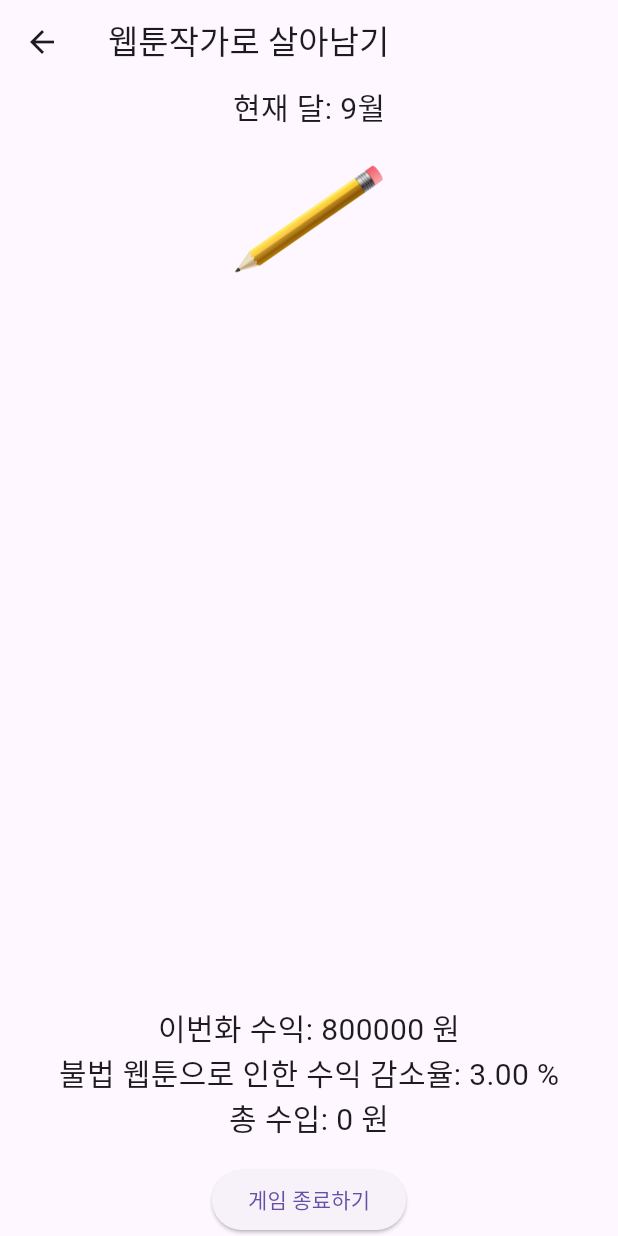
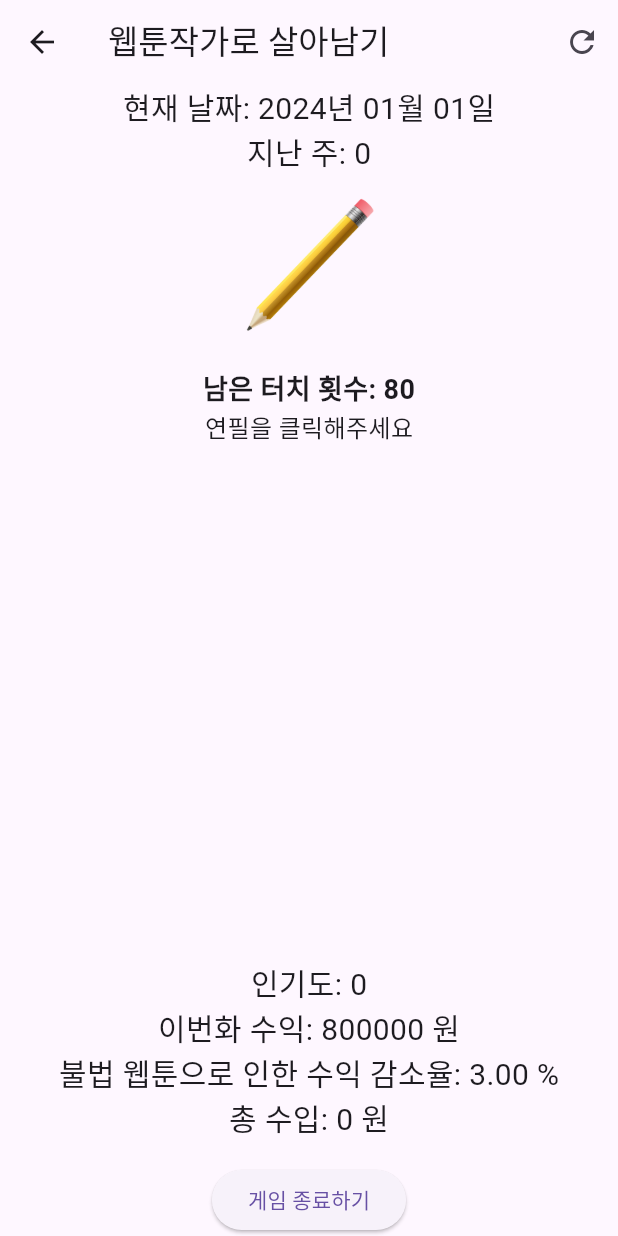
Before and after one commit to EXPOIR0405/-_-, a Flutter app: the GameScreen screen opened directly, on a phone screen of 412 x 824 dp. Run offline on Flutter 3.47's test engine with Material 3 defaults, Android fonts, the phone set to English and light mode, and no system bars.

Commit message:
수정 1

```diff
--- a/lib/game_screen.dart
+++ b/lib/game_screen.dart
@@ -4,18 +4,21 @@ import 'package:intl/intl.dart'; // 날짜 포맷
 import 'package:intl/date_symbol_data_local.dart'; // 추가
 import 'ending_screen.dart'; // 엔딩 화면으로 이동하기 위한 import
 
-
 class GameScreen extends StatefulWidget {
   @override
   _GameScreenState createState() => _GameScreenState();
 }
 
-class _GameScreenState extends State<GameScreen> {
+class _GameScreenState extends State<GameScreen> with SingleTickerProviderStateMixin {
   Player player = Player(); // 플레이어 정보
   int touchCount = 0;
   int requiredTouches = 80;
-  double pencilPosition = 0.0; // 연필의 위치를 조정하기 위한 변수
   double opacity = 0.0; // 이미지 서서히 나타나게 하기 위한 변수
+  late AnimationController _controller;
+  late Animation<double> _animation;
+  String currentImage = 'assets/webtoon_drawing1.png'; // 현재 그리는 이미지
+  DateTime currentDate = DateTime(DateTime.now().year, 1, 1); // 1월 1일부터 시작
+  int weeksPassed = 0;
 
   List<String> imagePaths = [
     'assets/webtoon_drawing1.png', // 그림 파일 경로
@@ -39,17 +42,54 @@ class _GameScreenState extends State<GameScreen> {
     setState(() {
       if (touchCount < requiredTouches) {
         touchCount++;
-        pencilPosition += 10.0; // 연필의 위치를 변화시켜 움직이는 효과
-        opacity += 1.0 / imagePaths.length; // 클릭할 때마다 이미지가 서서히 나타남
-        player.drawFrame(); // 수익 및 인기도 갱신
+        _controller.forward(from: 0.0);
       }
+      if (touchCount == requiredTouches) {
+        // 한 화가 완성되면 수익 계산 및 상태 업데이트
+        player.calculateIncome();
+        player.popularity += 1;
+        player.illegalLossRate += 0.03;
+        currentImage = imagePaths[imagePaths.indexOf(currentImage) + 1 % imagePaths.length];
+        touchCount = 0;
+        weeksPassed++;
+        currentDate = currentDate.add(Duration(days: 7));
+      }
+    });
+  }
+
+  void _resetGame() {
+    setState(() {
+      player = Player();
+      touchCount = 0;
+      weeksPassed = 0;
+      currentDate = DateTime(DateTime.now().year, 1, 1);
+      currentImage = imagePaths[0];
     });
   }
 
   @override
   void initState() {
     super.initState();
-    initializeDateFormatting('ko_KR', null); // 추가
+    initializeDateFormatting('ko_KR', null);
+    player.income = 800000; // 기본 수입 설정
+    _controller = AnimationController(
+      duration: const Duration(milliseconds: 500),
+      vsync: this,
+    );
+    _animation = Tween<double>(begin: -0.2, end: 0.2).animate(_controller) // 회전 각도 변경
+      ..addListener(() {
+        setState(() {});
+      });
+  }
+
+  String getCurrentDate() {
+    return DateFormat('yyyy년 MM월 dd일', 'ko_KR').format(currentDate);
+  }
+
+  @override
+  void dispose() {
+    _controller.dispose();
+    super.dispose();
   }
 
   String getCurrentMonth() {
@@ -62,34 +102,51 @@ class _GameScreenState extends State<GameScreen> {
     return Scaffold(
       appBar: AppBar(
         title: Text('웹툰작가로 살아남기'),
+        actions: [
+          IconButton(
+            icon: Icon(Icons.refresh),
+            onPressed: _resetGame,
+            tooltip: '게임 초기화',
+          ),
+        ],
       ),
       body: Column(
         children: [
-          // 현재 달 표시
-          Text('현재 달: ${getCurrentMonth()}', style: TextStyle(fontSize: 20)),
+          Text('현재 날짜: ${getCurrentDate()}', style: TextStyle(fontSize: 20)),
+          Text('지난 주: $weeksPassed', style: TextStyle(fontSize: 20)),
           SizedBox(height: 10),
 
-          // 연필 클릭 애니메이션
           GestureDetector(
             onTap: _onPencilTap,
-            child: AnimatedContainer(
-              duration: Duration(milliseconds: 500),
-              transform: Matrix4.translationValues(pencilPosition, 0, 0),
-              child: Image.asset(
-                'assets/pencil.png', // 연필 이미지
+            child: Transform.rotate(
+              angle: _animation.value,
+              child: Container(
                 width: 100,
                 height: 100,
+                child: Image.asset('assets/pencil.png'),
               ),
             ),
           ),
           SizedBox(height: 20),
 
-          // 도화지 위에 이미지가 서서히 나타나는 부분
+          Text('남은 터치 횟수: ${requiredTouches - touchCount}',
+               style: TextStyle(fontSize: 18, fontWeight: FontWeight.bold)),
+          Text('연필을 클릭해주세요', style: TextStyle(fontSize: 16)),
+          SizedBox(height: 10),
+
+          // 도화지 위에 이미지가 아래에서부터 나타나는 부분
           Expanded(
             child: Center(
-              child: Opacity(
-                opacity: opacity,
-                child: Image.asset(imagePaths[touchCount % imagePaths.length]),
+              child: ClipRect(
+                child: Align(
+                  alignment: Alignment.bottomCenter,
+                  heightFactor: touchCount / requiredTouches,
+                  child: Image.asset(
+                    currentImage,
+                    width: MediaQuery.of(context).size.width * 0.5, // 화면 너비의 50%로 설정
+                    fit: BoxFit.contain,
+                  ),
+                ),
               ),
             ),
           ),
@@ -99,13 +156,14 @@ class _GameScreenState extends State<GameScreen> {
             padding: const EdgeInsets.all(16.0),
             child: Column(
               children: [
+                Text('인기도: ${player.popularity}', style: TextStyle(fontSize: 20)),
                 Text('이번화 수익: ${player.income} 원', style: TextStyle(fontSize: 20)),
                 Text('불법 웹툰으로 인한 수익 감소율: ${(player.illegalLossRate * 100).toStringAsFixed(2)} %', style: TextStyle(fontSize: 20)),
                 Text('총 수입: ${player.totalIncome} 원', style: TextStyle(fontSize: 20)),
               ],
             ),
           ),
-// 게임 종료하기 버튼
+          // 게임 종료하기 버튼
           ElevatedButton(
             onPressed: () {
               // 게임 종료 후 엔딩 화면으로 이동
@@ -116,9 +174,10 @@ class _GameScreenState extends State<GameScreen> {
             },
             child: Text('게임 종료하기'),
           ),
-
         ],
       ),
     );
   }
 }
+
+// PencilPainter 클래스는 더 이상 필요하지 않으므로 삭제할 수 있습니다.
--- a/lib/models/player.dart
+++ b/lib/models/player.dart
@@ -20,4 +20,10 @@ class Player {
       return '전설의 작가';
     }
   }
+
+  void calculateIncome() {
+    double baseIncome = 800000 * (1 + popularity * 0.1); // 인기도에 따라 수익 증가
+    income = (baseIncome * (1 - illegalLossRate)).round();
+    totalIncome += income;
+  }
 }
```
